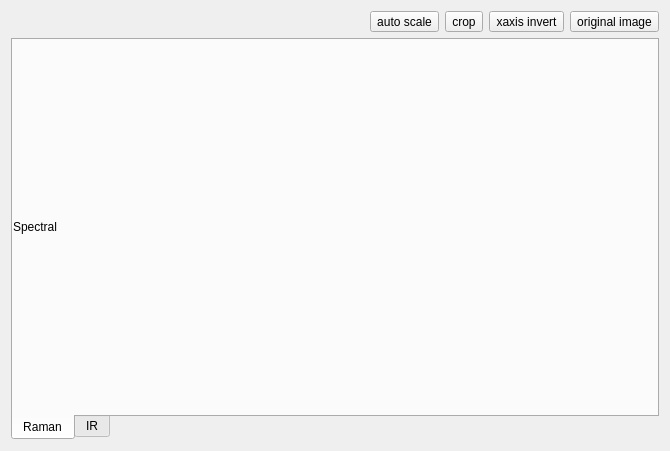
The window that src/ApplicationContainer/FormMineIt/FormPlot/formplot.ui (MRsoymilk/KnowIt) describes before a commit, drawn with Qt 5.
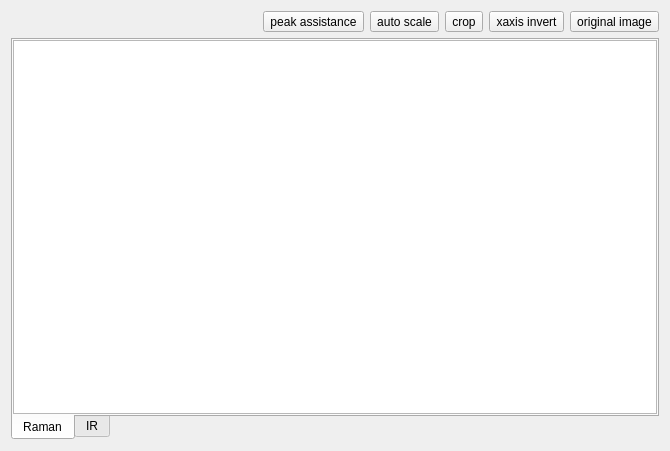
The same window after the commit. The open tabs and pages were chosen to show the change.

```diff
--- a/src/ApplicationContainer/FormMineIt/FormPlot/formplot.ui
+++ b/src/ApplicationContainer/FormMineIt/FormPlot/formplot.ui
@@ -84,11 +84,7 @@
             <number>0</number>
            </property>
            <item row="0" column="0">
-            <widget class="QLabel" name="labelSpectral">
-             <property name="text">
-              <string>Spectral</string>
-             </property>
-            </widget>
+            <widget class="QGraphicsView" name="graphicsViewPicture"/>
            </item>
           </layout>
          </widget>
@@ -118,6 +114,13 @@
        </property>
       </spacer>
      </item>
+     <item>
+      <widget class="QToolButton" name="tBtnPeakAssistance">
+       <property name="text">
+        <string>peak assistance</string>
+       </property>
+      </widget>
+     </item>
      <item>
       <widget class="QToolButton" name="tBtnAutoScale">
        <property name="text">
```
